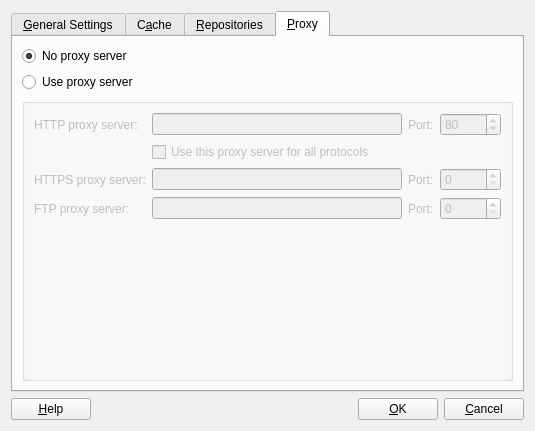
Before: the Qt Designer form kde/package-manager/manager/ui/settingsdialog.ui in pars-linux/uludag, drawn with Qt 5.
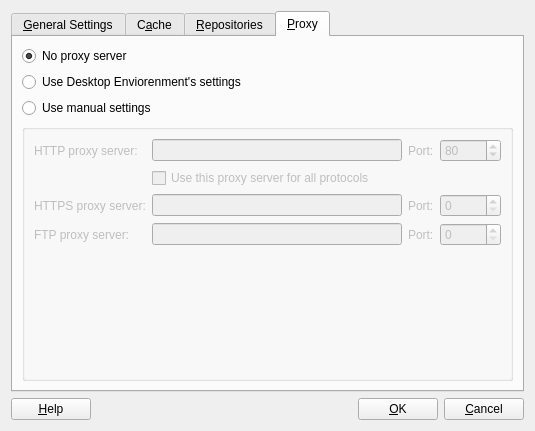
After: the same form once the commit is applied. The open tabs and pages were chosen to show the change. Icons and pictures are not drawn.

Commit message: - Support to use KDE's Proxy Settings depends to user choice

What changed in the file:
```diff
--- a/kde/package-manager/manager/ui/settingsdialog.ui
+++ b/kde/package-manager/manager/ui/settingsdialog.ui
@@ -601,7 +601,7 @@
          </property>
         </spacer>
        </item>
-       <item row="1" column="1">
+       <item row="2" column="1">
         <spacer name="horizontalSpacer_5">
          <property name="orientation">
           <enum>Qt::Horizontal</enum>
@@ -614,7 +614,7 @@
          </property>
         </spacer>
        </item>
-       <item row="2" column="0" colspan="2">
+       <item row="3" column="0" colspan="2">
         <widget class="QGroupBox" name="httpSettingsGroupBox">
          <property name="enabled">
           <bool>false</bool>
@@ -749,10 +749,17 @@
          </property>
         </widget>
        </item>
-       <item row="1" column="0">
+       <item row="2" column="0">
         <widget class="QRadioButton" name="useProxyButton">
          <property name="text">
-          <string>Use proxy server</string>
+          <string>Use manual settings</string>
+         </property>
+        </widget>
+       </item>
+       <item row="1" column="0">
+        <widget class="QRadioButton" name="useKdeButton">
+         <property name="text">
+          <string>Use Desktop Enviorenment's settings</string>
          </property>
         </widget>
        </item>
```
Left out of the diff: 60 changed lines with no effect on the pictures. The commit also changes 13 other files.
